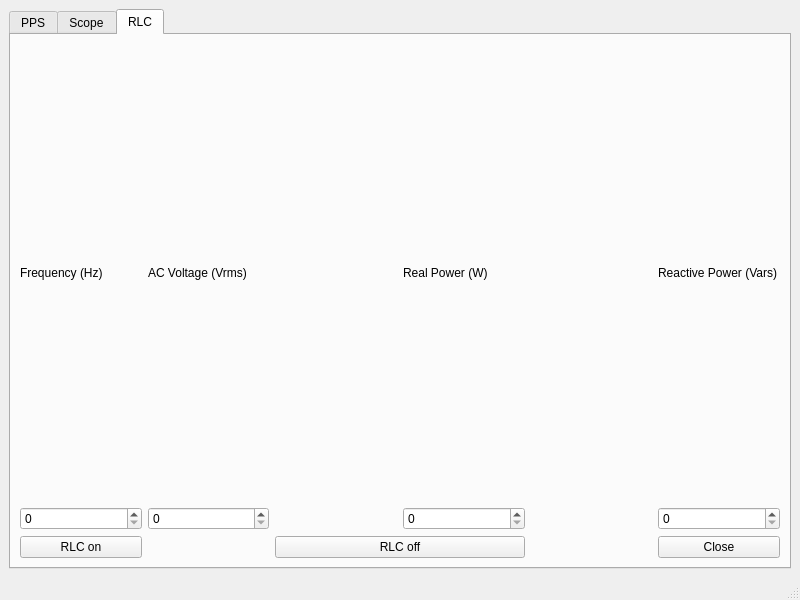
Qt form ui/One_GUI_To_Rule_Them_All.ui (fsd16/One_Gui_To_Rule_Them_All) before a commit.
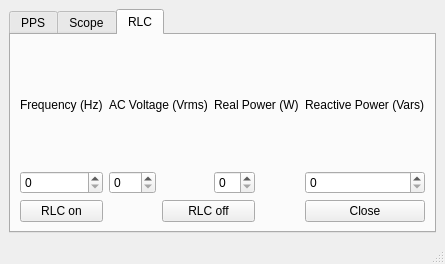
The same form after that commit.

Commit message: Completed rlc, tidied up gui

```diff
--- a/ui/One_GUI_To_Rule_Them_All.ui
+++ b/ui/One_GUI_To_Rule_Them_All.ui
@@ -6,8 +6,8 @@
    <rect>
     <x>0</x>
     <y>0</y>
-    <width>800</width>
-    <height>600</height>
+    <width>429</width>
+    <height>264</height>
    </rect>
   </property>
   <property name="windowTitle">
```
Left out of the diff: 60 changed lines with no effect on the pictures. The commit also changes 7 other files.
